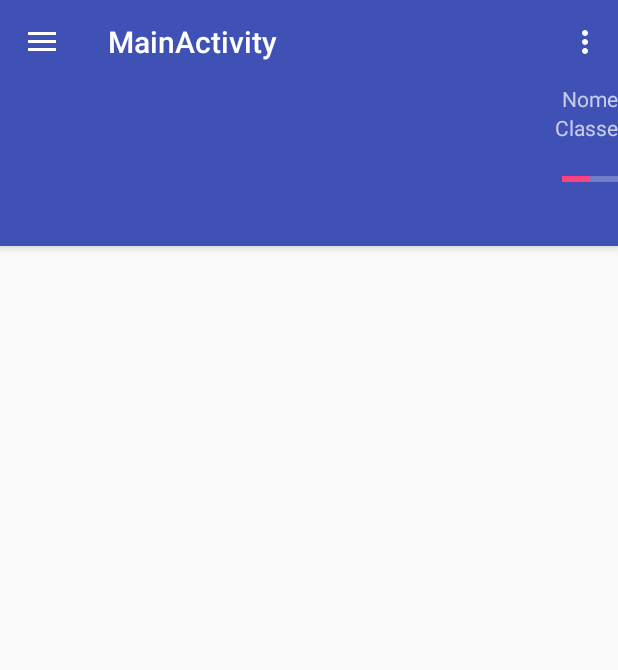
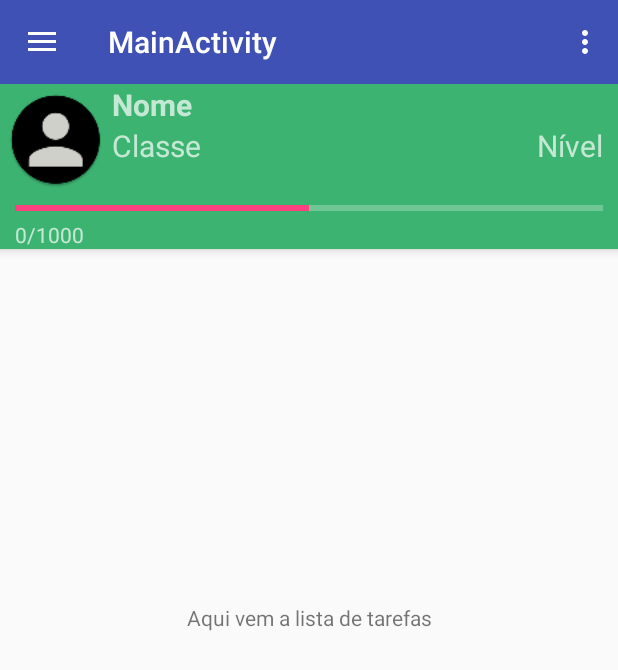
Before and after one commit to rodrigoosoares/YourRPG, an Android app: the MainActivity screen opened directly, with no data from a screen before it, on a phone screen of 412 x 824 dp. Shown: the top 670 px of the screen. Run offline under Robolectric (Android 15) with nearby library versions, the phone set to English and light mode, and no system bars; 7 statements that could not run were skipped.

Commit message:
Alteração no layout da MainActivity, Adição do item Tutorial no navigation drawer, Metodo click dos botões do tutorial, Correção ao pressionar botão back da mainactivity

```diff
--- a/app/src/main/java/com/project/rodrigo/yourrpg/activities/MainActivity.java
+++ b/app/src/main/java/com/project/rodrigo/yourrpg/activities/MainActivity.java
@@ -1,5 +1,6 @@
 package com.project.rodrigo.yourrpg.activities;
 
+import android.content.Intent;
 import android.graphics.Bitmap;
 import android.graphics.BitmapFactory;
 import android.os.Bundle;
@@ -26,9 +27,12 @@ public class MainActivity extends AppCompatActivity
     private TextView tvNomeJogador;
     private TextView tvClasseJogador;
     private TextView tvStatusXp;
+    private TextView tvNivelJogador;
     private ImageView ivImageJogador;
     private ProgressBar pbAtualJogadorXp;
     private MainPagePresenter mPresenter;
+
+    private Intent navigationIntent;
 
     @Override
     protected void onCreate(Bundle savedInstanceState) {
@@ -42,11 +46,12 @@ public class MainActivity extends AppCompatActivity
 
         tvNomeJogador = findViewById(R.id.tvNomeJogador);
         tvClasseJogador = findViewById(R.id.tvClasseJogador);
+        tvNivelJogador = findViewById(R.id.tvNivelJogador);
         tvStatusXp = findViewById(R.id.tvStatusXp);
         ivImageJogador = findViewById(R.id.ivImageJogador);
         pbAtualJogadorXp = findViewById(R.id.pbAtualJogadorXp);
 
-        mPresenter.createToolbarUser(tvNomeJogador,tvClasseJogador,tvStatusXp,ivImageJogador,pbAtualJogadorXp);
+        mPresenter.createToolbarUser(tvNomeJogador,tvClasseJogador,tvNivelJogador,tvStatusXp,ivImageJogador,pbAtualJogadorXp);
 
         DrawerLayout drawer = (DrawerLayout) findViewById(R.id.drawer_layout);
         ActionBarDrawerToggle toggle = new ActionBarDrawerToggle(
@@ -100,8 +105,9 @@ public class MainActivity extends AppCompatActivity
             // Handle the camera action
         } else if (id == R.id.nav_gallery) {
 
-        } else if (id == R.id.nav_slideshow) {
-
+        } else if (id == R.id.nav_tutorial) {
+            navigationIntent = new Intent(this, TutorialActivity.class);
+            startActivity(navigationIntent);
         } else if (id == R.id.nav_manage) {
 
         } else if (id == R.id.nav_share) {
--- a/app/src/main/java/com/project/rodrigo/yourrpg/activities/SplashScreenActivity.java
+++ b/app/src/main/java/com/project/rodrigo/yourrpg/activities/SplashScreenActivity.java
@@ -19,6 +19,5 @@ public class SplashScreenActivity extends AppCompatActivity {
         //Descomentar o código acima para resetar as SharedPrefs do jogador
         mPresenter = new SplashScreenPresenter(this,this);
         mPresenter.createSplashScreen();
-
     }
 }
--- a/app/src/main/java/com/project/rodrigo/yourrpg/activities/TutorialActivity.java
+++ b/app/src/main/java/com/project/rodrigo/yourrpg/activities/TutorialActivity.java
@@ -66,4 +66,14 @@ public class TutorialActivity extends AppCompatActivity {
             btnTutorialFinish.setVisibility(View.VISIBLE);
         }
     }
+
+    protected void click(View v) {
+        switch (v.getId()){
+            case R.id.btnTutorialSkip:
+                finish();
+                break;
+            case R.id.btnTutorialFinish:
+                finish();
+        }
+    }
 }
--- a/app/src/main/java/com/project/rodrigo/yourrpg/presenters/MainPagePresenter.java
+++ b/app/src/main/java/com/project/rodrigo/yourrpg/presenters/MainPagePresenter.java
@@ -23,12 +23,12 @@ public class MainPagePresenter {
         this.context = context;
     }
 
-    public void createToolbarUser(TextView tvNome, TextView tvClasse, TextView tvStatusXp, ImageView ivImagem, ProgressBar pbLevel){
+    public void createToolbarUser(TextView tvNome, TextView tvClasse, TextView tvNivel, TextView tvStatusXp, ImageView ivImagem, ProgressBar pbLevel){
 
         jogadorPrefs = new SharedPreferencesHelper(context).getUserPrefs();
         tvNome.setText(jogadorPrefs.getNome());
         tvClasse.setText(jogadorPrefs.getClasse());
-
+        tvNivel.setText(String.format("%d", jogadorPrefs.getNivel()));
         ivImagem.setImageBitmap(SharedPreferencesHelper.StringToBitMap(jogadorPrefs.getImagemDoJogador()));
 
         pbLevel.setMax(jogadorPrefs.getProximoNivelXp());
--- a/app/src/main/java/com/project/rodrigo/yourrpg/presenters/SplashScreenPresenter.java
+++ b/app/src/main/java/com/project/rodrigo/yourrpg/presenters/SplashScreenPresenter.java
@@ -33,6 +33,7 @@ public class SplashScreenPresenter {
                 @Override
                 public void run() {
                     activity.startActivity(new Intent(context, CriarPersonagemActivity.class));
+                    activity.finish();
                 }
             },2000);
         else
@@ -40,7 +41,9 @@ public class SplashScreenPresenter {
                 @Override
                 public void run() {
                     activity.startActivity(new Intent(context, MainActivity.class));
+                    activity.finish();
                 }
             },2000);
+
     }
 }
--- a/app/src/main/res/layout/activity_tutorial_view.xml
+++ b/app/src/main/res/layout/activity_tutorial_view.xml
@@ -29,7 +29,8 @@
         android:layout_height="wrap_content"
         android:layout_alignParentBottom="true"
         android:text="Pular"
-        android:background="@android:color/transparent"/>
+        android:background="@android:color/transparent"
+        android:onClick="click"/>
     <Button
         android:id="@+id/btnTutorialFinish"
         android:layout_width="wrap_content"
--- a/app/src/main/res/layout/app_bar_main.xml
+++ b/app/src/main/res/layout/app_bar_main.xml
@@ -19,46 +19,61 @@
             app:popupTheme="@style/AppTheme.PopupOverlay" />
         <RelativeLayout
             android:layout_width="match_parent"
-            android:layout_height="match_parent">
+            android:layout_height="match_parent"
+            android:background="@color/colorMediumSeaGreen">
             <ImageView
                 android:id="@+id/ivImageJogador"
-                android:layout_width="64dp"
-                android:layout_height="64dp"
-                android:layout_margin="@dimen/margin10"
-                android:layout_toLeftOf="@id/tvNomeJogador"/>
+                android:layout_width="@dimen/image_icon_width"
+                android:layout_height="@dimen/image_icon_height"
+                android:src="@mipmap/iv_criar_personagem_image"
+                android:layout_margin="@dimen/margin5"
+                android:layout_alignParentStart="true"/>
             <TextView
                 android:id="@+id/tvNomeJogador"
                 android:layout_width="wrap_content"
                 android:layout_height="wrap_content"
-                android:layout_alignParentEnd="true"
-                android:text="Nome"/>
+                android:layout_toEndOf="@id/ivImageJogador"
+                android:text="Nome"
+                android:textStyle="bold"
+                android:textSize="20sp"/>
             <TextView
                 android:id="@+id/tvClasseJogador"
                 android:layout_width="wrap_content"
                 android:layout_height="wrap_content"
+                android:layout_toEndOf="@id/ivImageJogador"
+                android:layout_below="@id/tvNomeJogador"
+                android:text="Classe"
+                android:textSize="20sp"/>
+            <TextView
+                android:id="@+id/tvNivelJogador"
+                android:layout_width="wrap_content"
+                android:layout_height="wrap_content"
                 android:layout_alignParentEnd="true"
-                android:layout_below="@id/tvNomeJogador"
-                android:text="Classe"/>
+                android:layout_alignTop="@id/tvClasseJogador"
+                android:layout_marginEnd="@dimen/margin10"
+                android:text="Nível"
+                android:textSize="20sp"/>
             <ProgressBar
                 android:id="@+id/pbAtualJogadorXp"
                 style="@android:style/Widget.Material.ProgressBar.Horizontal"
-                android:layout_width="100dp"
-                android:layout_height="50dp"
-                android:layout_alignParentEnd="true"
-                android:layout_below="@id/tvClasseJogador"
-                android:layout_toRightOf="@id/ivImageJogador"
-                android:progress="50"
-                android:textAlignment="center"/>
+                android:layout_width="match_parent"
+                android:layout_height="wrap_content"
+                android:layout_alignParentStart="true"
+                android:layout_below="@+id/ivImageJogador"
+                android:layout_marginStart="@dimen/margin10"
+                android:layout_marginEnd="@dimen/margin10"
+                android:progress="50"/>
             <TextView
                 android:id="@+id/tvStatusXp"
                 android:layout_width="wrap_content"
                 android:layout_height="wrap_content"
-                android:layout_alignParentEnd="true"
-                android:layout_below="@id/pbAtualJogadorXp"/>
-
+                android:layout_below="@id/pbAtualJogadorXp"
+                android:layout_alignStart="@id/pbAtualJogadorXp"
+                android:text="0/1000"/>
         </RelativeLayout>
     </android.support.design.widget.AppBarLayout>
 
-    <include layout="@layout/content_main" />
+    <include
+        layout="@layout/content_main"/>
 
 </RelativeLayout>
--- a/app/src/main/res/layout/content_main.xml
+++ b/app/src/main/res/layout/content_main.xml
@@ -1,11 +1,19 @@
 <?xml version="1.0" encoding="utf-8"?>
-<android.support.constraint.ConstraintLayout xmlns:android="http://schemas.android.com/apk/res/android"
+<LinearLayout xmlns:android="http://schemas.android.com/apk/res/android"
     xmlns:app="http://schemas.android.com/apk/res-auto"
     xmlns:tools="http://schemas.android.com/tools"
     android:layout_width="match_parent"
     android:layout_height="match_parent"
     app:layout_behavior="@string/appbar_scrolling_view_behavior"
     tools:context=".activities.MainActivity"
-    tools:showIn="@layout/app_bar_main">
+    tools:showIn="@layout/app_bar_main"
+    android:fitsSystemWindows="true">
 
-</android.support.constraint.ConstraintLayout>
+    <TextView
+        android:layout_width="match_parent"
+        android:layout_height="wrap_content"
+        android:gravity="center"
+        android:layout_gravity="center"
+        android:text="Aqui vem a lista de tarefas"/>
+
+</LinearLayout>
--- a/app/src/main/res/menu/activity_main_drawer.xml
+++ b/app/src/main/res/menu/activity_main_drawer.xml
@@ -13,9 +13,9 @@
             android:icon="@drawable/ic_menu_gallery"
             android:title="Gallery" />
         <item
-            android:id="@+id/nav_slideshow"
+            android:id="@+id/nav_tutorial"
             android:icon="@drawable/ic_menu_slideshow"
-            android:title="Slideshow" />
+            android:title="Tutorial" />
         <item
             android:id="@+id/nav_manage"
             android:icon="@drawable/ic_menu_manage"
--- a/app/src/main/res/values/dimens.xml
+++ b/app/src/main/res/values/dimens.xml
@@ -1,12 +1,15 @@
 <?xml version="1.0" encoding="utf-8"?>
 <resources>
     <dimen name="title_text">20sp</dimen>
+    <dimen name="margin5">5sp</dimen>
     <dimen name="margin10">10sp</dimen>
     <dimen name="margin20">20sp</dimen>
     <dimen name="margin30">30sp</dimen>
     <dimen name="padding10">10sp</dimen>
     <dimen name="padding20">20sp</dimen>
     <dimen name="padding30">30sp</dimen>
+    <dimen name="image_icon_width">64dp</dimen>
+    <dimen name="image_icon_height">64dp</dimen>
     <!-- Default screen margins, per the Android Design guidelines. -->
     <dimen name="activity_horizontal_margin">16dp</dimen>
     <dimen name="activity_vertical_margin">16dp</dimen>
```
